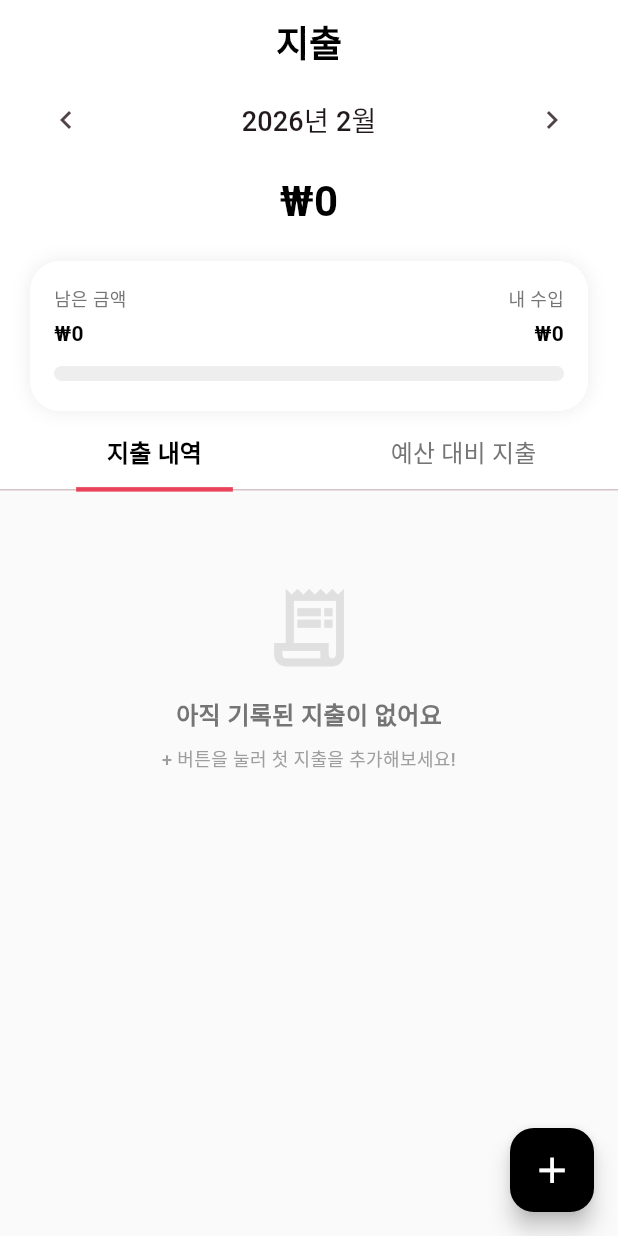
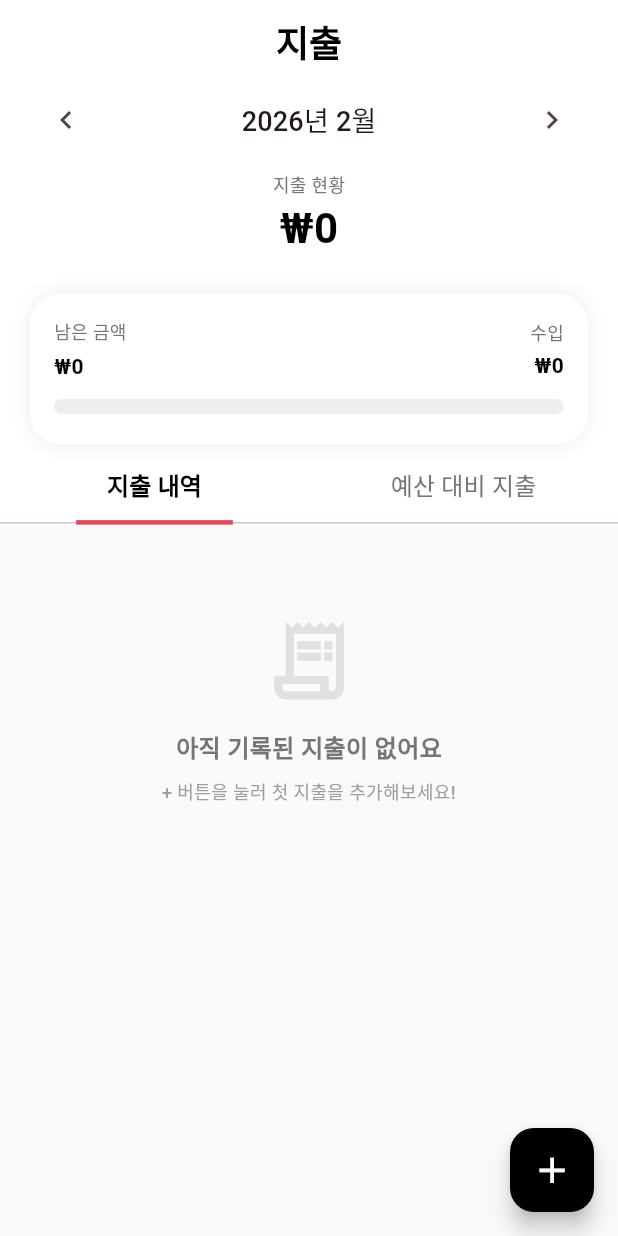
Before and after one commit to MiracleMoney/SYLSYM, a Flutter app: the SpendingScreen screen opened directly, on a phone screen of 412 x 824 dp. Run offline on Flutter 3.47's test engine with Material 3 defaults, Android fonts, the phone set to English and light mode, and no system bars; our stand-ins replace cloud_firestore, device_preview, firebase_auth, firebase_core, firebase_crashlytics, google_fonts and 3 more; accounts and stored records are empty; Roboto replaces fonts that are missing (Gmarket_sans); statements that could not run were skipped.

Commit message:
지출페이지 새로운 화면 최적화

```diff
--- a/lib/features/spending/presentation/widgets/semi_circle_gauge_chart.main.dart
+++ b/lib/features/spending/presentation/widgets/semi_circle_gauge_chart.Sample1.dart
@@ -5,12 +5,12 @@ import 'package:miraclemoney/features/spending/data/models/expense_model.dart';
 import 'package:miraclemoney/features/spending/data/constants/expense_category.dart';
 import 'package:intl/intl.dart';
 
-class SemiCircleGaugeChart extends StatelessWidget {
+class SemiCircleGaugeChartSample1 extends StatelessWidget {
   final List<ExpenseModel> expenses;
   final DateTime selectedMonth;
   final double? budget; // 예산 (나중에 Firebase에서 가져올 예정)
 
-  const SemiCircleGaugeChart({
+  const SemiCircleGaugeChartSample1({
     super.key,
     required this.expenses,
     required this.selectedMonth,
--- a/lib/features/spending/presentation/widgets/semi_circle_gauge_chart.dart
+++ b/lib/features/spending/presentation/widgets/semi_circle_gauge_chart.dart
@@ -57,6 +57,15 @@ class SemiCircleGaugeChart extends StatelessWidget {
     return Column(
       children: [
         Text(
+          '지출 현황',
+          style: TextStyle(
+            fontFamily: 'Gmarket_sans',
+            fontWeight: FontWeight.w500,
+            fontSize: Sizes.size12,
+            color: Colors.grey.shade600,
+          ),
+        ),
+        Text(
           _formatCurrency(total),
           style: const TextStyle(
             fontFamily: 'Gmarket_sans',
@@ -65,7 +74,7 @@ class SemiCircleGaugeChart extends StatelessWidget {
             color: Colors.black,
           ),
         ),
-        const SizedBox(height: 20),
+        const SizedBox(height: 24),
         Container(
           padding: const EdgeInsets.only(
             top: 16,
@@ -131,7 +140,7 @@ class SemiCircleGaugeChart extends StatelessWidget {
                         crossAxisAlignment: CrossAxisAlignment.end,
                         children: [
                           Text(
-                            '내 수입',
+                            '수입',
                             style: TextStyle(
                               fontFamily: 'Gmarket_sans',
                               fontWeight: FontWeight.w500,
--- a/pubspec.yaml
+++ b/pubspec.yaml
@@ -16,7 +16,7 @@ publish_to: "none" # Remove this line if you wish to publish to pub.dev
 # https://developer.apple.com/library/archive/documentation/General/Reference/InfoPlistKeyReference/Articles/CoreFoundationKeys.html
 # In Windows, build-name is used as the major, minor, and patch parts
 # of the product and file versions while build-number is used as the build suffix.
-version: 1.0.16+10
+version: 1.0.18+14
 
 environment:
   sdk: ^3.9.2
```
